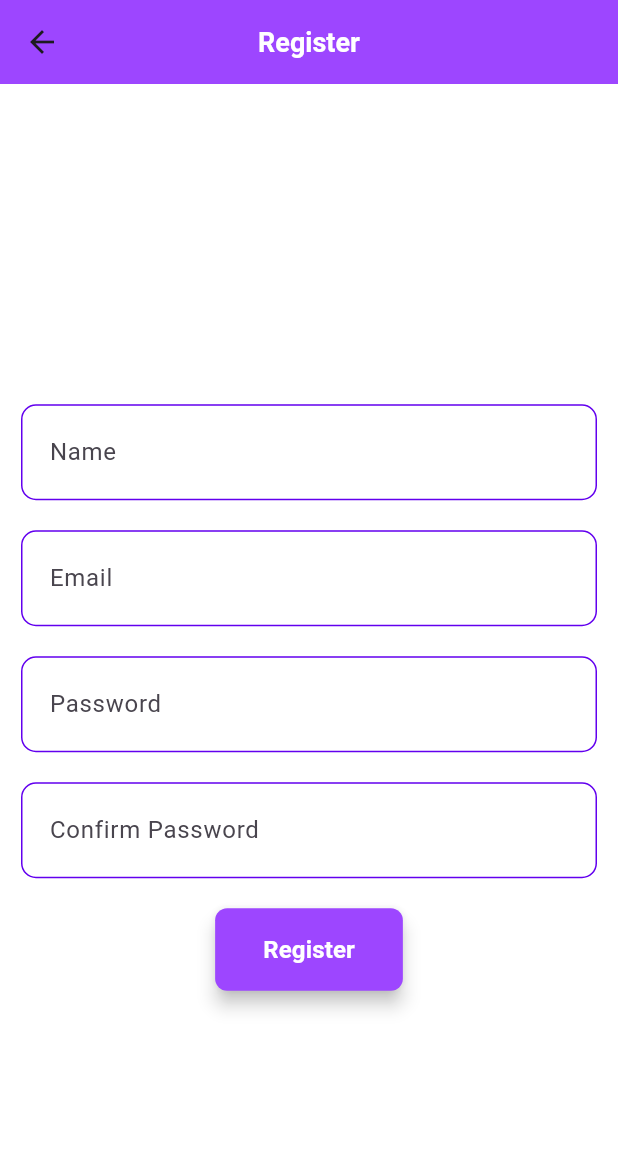
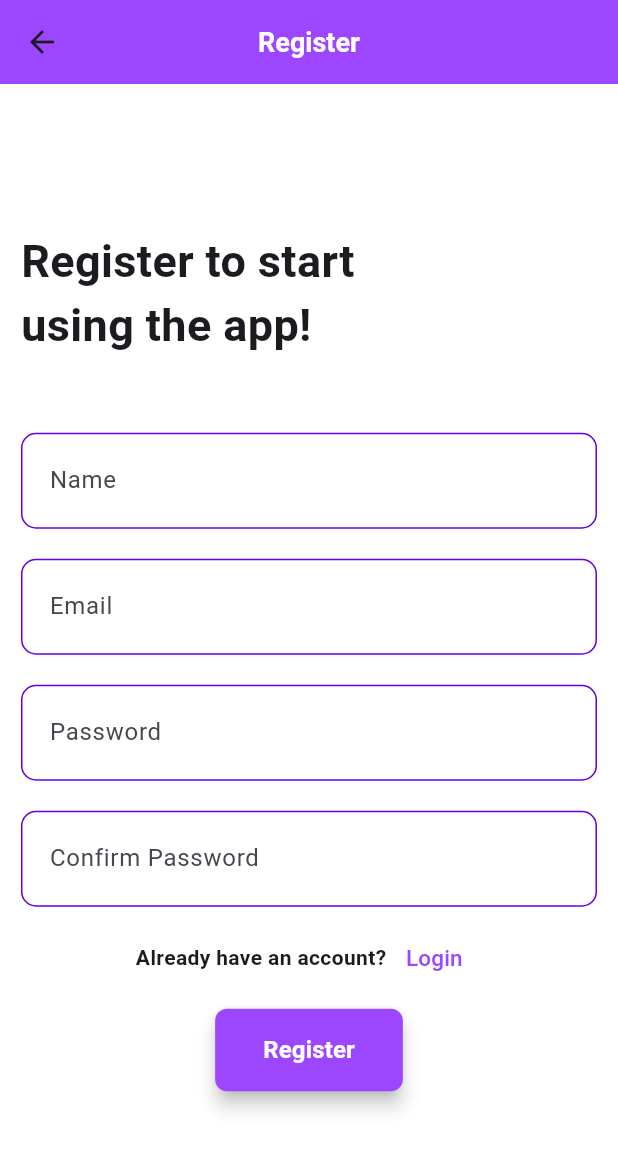
Before and after one commit to RohaanBashir/socialmedia, a Flutter app: the RegisterPage screen opened directly, on a phone screen of 412 x 824 dp. Shown: the top 1150 px of the screen. Run offline on Flutter 3.47's test engine with Material 3 defaults, Android fonts, the phone set to English and light mode, and no system bars; our stand-ins replace bloc, flutter_bloc, supabase_flutter; accounts and stored records are empty.

Commit message:
improved auth, database and improvements

```diff
--- a/lib/features/auth/presentation/register.dart
+++ b/lib/features/auth/presentation/register.dart
@@ -4,6 +4,7 @@ import 'package:social/appColors/lightmode.dart';
 import 'package:social/commonWidgets/myButton.dart';
 import 'package:social/commonWidgets/textfield.dart';
 import 'package:social/features/auth/cubit/auth_cubit.dart';
+import 'package:social/features/auth/presentation/login.dart';
 import 'package:social/features/home/presentation/home_page.dart';
 
 class RegisterPage extends StatefulWidget {
@@ -32,7 +33,7 @@ class _LoginPageState extends State<RegisterPage> {
         body: BlocConsumer<AuthCubit, AuthState>(
           listener: (context, state) {
             if (state is Success) {
-              Navigator.pop(context);
+              Navigator.of(context).popUntil((route) => route.isFirst);
               Navigator.push(
                   context, MaterialPageRoute(builder: (context) => HomePage()));
             }
@@ -56,7 +57,17 @@ class _LoginPageState extends State<RegisterPage> {
                     child: Column(
                       mainAxisAlignment: MainAxisAlignment.center,
                       children: [
-                        // SvgPicture.asset("assets/login.svg"),
+                        Align(
+                          alignment: Alignment.centerLeft,
+                          child: SizedBox(
+                            width: 250,
+                            child: Text(
+                              "Register to start using the app!",
+                              style: TextStyle(
+                                  fontSize: 30, fontWeight: FontWeight.bold),
+                            ),
+                          ),
+                        ),
                         SizedBox(
                           height: 50,
                         ),
@@ -96,7 +107,34 @@ class _LoginPageState extends State<RegisterPage> {
                           obsqureText: true,
                         ),
                         SizedBox(
-                          height: 20,
+                          height: 10,
+                        ),
+                        Row(
+                          mainAxisAlignment: MainAxisAlignment.center,
+                          children: [
+                            Text(
+                              "Already have an account?",
+                              style: TextStyle(fontWeight: FontWeight.bold),
+                            ),
+                            TextButton(
+                              onPressed: () {
+                                Navigator.pop(context);
+                                Navigator.push(
+                                    context,
+                                    MaterialPageRoute(
+                                        builder: (context) => LoginPage()));
+                              },
+                              child: Text(
+                                "Login",
+                                style: TextStyle(
+                                    color: AppColors.primaryLightColor,
+                                    fontSize: 15),
+                              ),
+                            ),
+                          ],
+                        ),
+                        SizedBox(
+                          height: 10,
                         ),
                         MyButton(
                             title: "Register",
```
Also changed, not shown: lib/entities/user-profile.dart (added, +29 -0 lines), lib/entities/user.dart (+16 -0 lines), lib/features/auth/cubit/auth_cubit.dart (+15 -1 lines), lib/features/auth/presentation/login.dart (+33 -6 lines).
